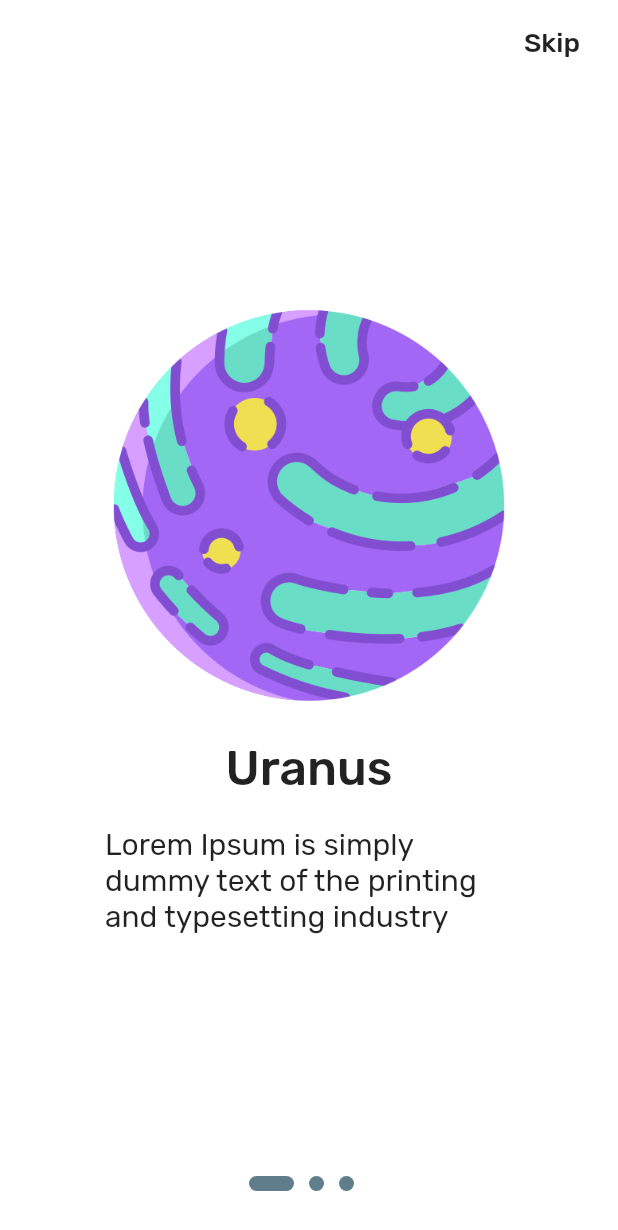
After one commit to anusornleo/100_Day_Flutter, a Flutter app: the Day21 screen opened by its route, on a phone screen of 412 x 824 dp. The commit adds this screen. Shown: the top 1230 px of the screen. Run offline on Flutter 3.47's test engine with Material 2 defaults, Android fonts, the phone set to English and light mode, and no system bars; our stand-ins replace page_transition, simple_animations; missing offline and left inert: animator.

Commit message:
finish day 21

```diff
--- /dev/null
+++ b/lib/File100Day/Day_21/Day21.dart
@@ -0,0 +1,132 @@
+import 'package:flutter/cupertino.dart';
+import 'package:flutter/material.dart';
+
+class Day21 extends StatefulWidget {
+  @override
+  _Day21State createState() => _Day21State();
+}
+
+class _Day21State extends State<Day21> {
+  PageController _pageController;
+
+  int _currentPage = 0;
+
+  List<Map> _pages = [
+    {
+      "pic": "assets/PNG/planet.png",
+      "title": "Uranus",
+      "text":
+          "Lorem Ipsum is simply dummy text of the printing and typesetting industry",
+    },
+    {
+      "pic": "assets/PNG/planet2.png",
+      "title": "Jupiter",
+      "text":
+          "Lorem Ipsum is simply dummy text of the printing and typesetting industry",
+    },
+    {
+      "pic": "assets/PNG/planet3.png",
+      "title": "Venus",
+      "text":
+          "Lorem Ipsum is simply dummy text of the printing and typesetting industry",
+    }
+  ];
+
+  @override
+  void initState() {
+    super.initState();
+    _pageController = PageController(initialPage: 0);
+  }
+
+  @override
+  Widget build(BuildContext context) {
+    return Scaffold(
+      extendBodyBehindAppBar: true,
+      appBar: AppBar(
+        leading: Icon(null),
+        elevation: 0,
+        backgroundColor: Colors.transparent,
+        actions: [
+          FlatButton(
+            onPressed: () {},
+            child: Text(
+              "Skip",
+              style: TextStyle(fontSize: 18),
+            ),
+          )
+        ],
+      ),
+      body: Stack(
+        children: [
+          PageView(
+            onPageChanged: (int page) {
+              setState(() {
+                _currentPage = page;
+              });
+            },
+            controller: _pageController,
+            children: _pages.map((e) {
+              int index = _pages.indexOf(e);
+              return page(_pages[index]["pic"], _pages[index]["title"],
+                  _pages[index]["text"]);
+            }).toList(),
+          ),
+          Align(
+            alignment: Alignment.bottomCenter,
+            child: indicator(),
+          )
+        ],
+      ),
+    );
+  }
+
+  Widget page(String pic,String title,String text) {
+    return Container(
+      padding: EdgeInsets.all(70),
+      decoration: BoxDecoration(color: Colors.white),
+      child: Column(
+        mainAxisAlignment: MainAxisAlignment.center,
+        crossAxisAlignment: CrossAxisAlignment.center,
+        children: [
+          Image.asset(pic),
+          SizedBox(
+            height: 20,
+          ),
+          Text(
+            title,
+            style: TextStyle(fontSize: 32, fontWeight: FontWeight.w500),
+          ),
+          SizedBox(
+            height: 20,
+          ),
+          Text(
+            text,
+            style: TextStyle(fontSize: 20),
+          ),
+        ],
+      ),
+    );
+  }
+
+  Widget indicator() {
+    return Container(
+      height: 70,
+      color: Colors.transparent,
+      child: Row(
+        mainAxisAlignment: MainAxisAlignment.center,
+        children: _pages.map((e) {
+          return AnimatedContainer(
+            width: (_currentPage == _pages.indexOf(e)) ? 30 : 10,
+            duration: Duration(milliseconds: 200),
+            margin: EdgeInsets.only(right: 10),
+            child: Container(
+              height: 10,
+              decoration: BoxDecoration(
+                  color: Colors.blueGrey, borderRadius: BorderRadius.circular(5)),
+            ),
+          );
+        }).toList(),
+      ),
+    );
+  }
+}
--- a/lib/Pages/Home.dart
+++ b/lib/Pages/Home.dart
@@ -20,7 +20,8 @@ class Home extends StatelessWidget {
     "16",
     "18",
     "19",
-    "20"
+    "20",
+    "21"
   ];
 
   @override
--- a/lib/main.dart
+++ b/lib/main.dart
@@ -7,6 +7,7 @@ import 'package:flutterui100day/File100Day/Day_16/Pages/Start.dart';
 import 'package:flutterui100day/File100Day/Day_18/Day18.dart';
 import 'package:flutterui100day/File100Day/Day_19/Day19.dart';
 import 'package:flutterui100day/File100Day/Day_2/Day_2.dart';
+import 'package:flutterui100day/File100Day/Day_21/Day21.dart';
 import 'package:flutterui100day/File100Day/Day_3/StartPage.dart';
 import 'package:flutterui100day/File100Day/Day_5/Day5.dart';
 import 'package:flutterui100day/File100Day/Day_6/Home.dart';
@@ -60,6 +61,7 @@ class MyApp extends StatelessWidget {
         '/18': (context) => Day18(),
         '/19': (context) => Day19(),
         '/20': (context) => Day20(),
+        '/21': (context) => Day21(),
       },
     );
   }
```
